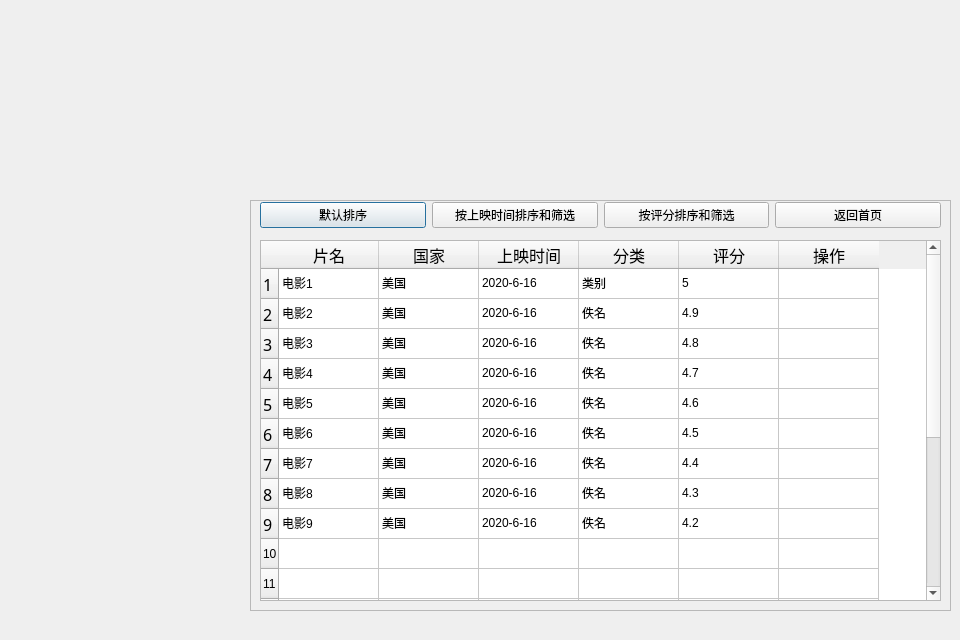
This is GUI/SearchResultPartUI.ui in ljcleo/DBProj as Qt 5 draws it before an edit. The edited form follows.
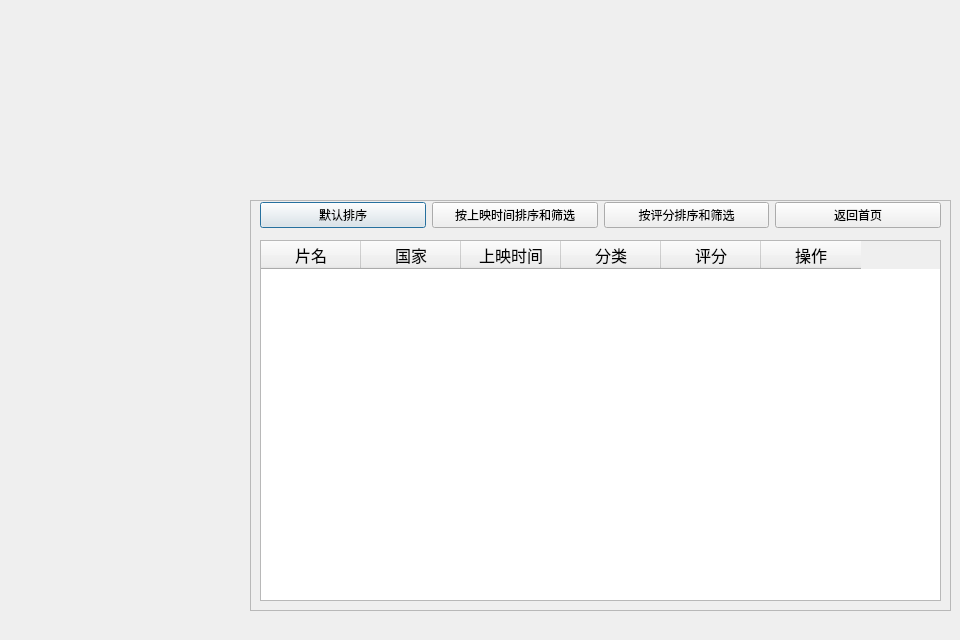
This is the edited form.

Patch:
```diff
--- a/GUI/SearchResultPartUI.ui
+++ b/GUI/SearchResultPartUI.ui
@@ -37,135 +37,19 @@
       <height>361</height>
      </rect>
     </property>
-    <property name="rowCount">
-     <number>20</number>
-    </property>
     <property name="columnCount">
      <number>6</number>
     </property>
     <attribute name="horizontalHeaderCascadingSectionResizes">
      <bool>true</bool>
     </attribute>
-    <attribute name="horizontalHeaderStretchLastSection">
-     <bool>false</bool>
-    </attribute>
-    <row>
-     <property name="text">
-      <string>1</string>
-     </property>
-     <property name="font">
-      <font>
-       <family>华文琥珀</family>
-       <pointsize>12</pointsize>
-      </font>
-     </property>
-    </row>
-    <row>
-     <property name="text">
-      <string>2</string>
-     </property>
-     <property name="font">
-      <font>
-       <family>华文琥珀</family>
-       <pointsize>12</pointsize>
-      </font>
-     </property>
-    </row>
-    <row>
-     <property name="text">
-      <string>3</string>
-     </property>
-     <property name="font">
-      <font>
-       <family>华文琥珀</family>
-       <pointsize>12</pointsize>
-      </font>
-     </property>
-    </row>
-    <row>
-     <property name="text">
-      <string>4</string>
-     </property>
-     <property name="font">
-      <font>
-       <family>华文琥珀</family>
-       <pointsize>12</pointsize>
-      </font>
-     </property>
-    </row>
-    <row>
-     <property name="text">
-      <string>5</string>
-     </property>
-     <property name="font">
-      <font>
-       <family>华文琥珀</family>
-       <pointsize>12</pointsize>
-      </font>
-     </property>
-    </row>
-    <row>
-     <property name="text">
-      <string>6</string>
-     </property>
-     <property name="font">
-      <font>
-       <family>华文琥珀</family>
-       <pointsize>12</pointsize>
-      </font>
-     </property>
-    </row>
-    <row>
-     <property name="text">
-      <string>7</string>
-     </property>
-     <property name="font">
-      <font>
-       <family>华文琥珀</family>
-       <pointsize>12</pointsize>
-      </font>
-     </property>
-    </row>
-    <row>
-     <property name="text">
-      <string>8</string>
-     </property>
-     <property name="font">
-      <font>
-       <family>华文琥珀</family>
-       <pointsize>12</pointsize>
-      </font>
-     </property>
-    </row>
-    <row>
-     <property name="text">
-      <string>9</string>
-     </property>
-     <property name="font">
-      <font>
-       <family>华文琥珀</family>
-       <pointsize>12</pointsize>
-      </font>
-     </property>
-    </row>
-    <row/>
-    <row/>
-    <row/>
-    <row/>
-    <row/>
-    <row/>
-    <row/>
-    <row/>
-    <row/>
-    <row/>
-    <row/>
     <column>
      <property name="text">
       <string>片名</string>
      </property>
      <property name="font">
       <font>
-       <family>宋体</family>
+       <family>等线</family>
        <pointsize>12</pointsize>
       </font>
      </property>
@@ -176,7 +60,7 @@
      </property>
      <property name="font">
       <font>
-       <family>宋体</family>
+       <family>等线</family>
        <pointsize>12</pointsize>
       </font>
      </property>
@@ -187,7 +71,7 @@
      </property>
      <property name="font">
       <font>
-       <family>宋体</family>
+       <family>等线</family>
        <pointsize>12</pointsize>
       </font>
      </property>
@@ -198,7 +82,7 @@
      </property>
      <property name="font">
       <font>
-       <family>宋体</family>
+       <family>等线</family>
        <pointsize>12</pointsize>
       </font>
      </property>
@@ -209,7 +93,7 @@
      </property>
      <property name="font">
       <font>
-       <family>宋体</family>
+       <family>等线</family>
        <pointsize>12</pointsize>
       </font>
      </property>
@@ -220,236 +104,11 @@
      </property>
      <property name="font">
       <font>
-       <family>宋体</family>
+       <family>等线</family>
        <pointsize>12</pointsize>
       </font>
      </property>
     </column>
-    <item row="0" column="0">
-     <property name="text">
-      <string>电影1</string>
-     </property>
-    </item>
-    <item row="0" column="1">
-     <property name="text">
-      <string>美国</string>
-     </property>
-    </item>
-    <item row="0" column="2">
-     <property name="text">
-      <string>2020-6-16</string>
-     </property>
-    </item>
-    <item row="0" column="3">
-     <property name="text">
-      <string>类别</string>
-     </property>
-    </item>
-    <item row="0" column="4">
-     <property name="text">
-      <string>5</string>
-     </property>
-    </item>
-    <item row="1" column="0">
-     <property name="text">
-      <string>电影2</string>
-     </property>
-    </item>
-    <item row="1" column="1">
-     <property name="text">
-      <string>美国</string>
-     </property>
-    </item>
-    <item row="1" column="2">
-     <property name="text">
-      <string>2020-6-16</string>
-     </property>
-    </item>
-    <item row="1" column="3">
-     <property name="text">
-      <string>佚名</string>
-     </property>
-    </item>
-    <item row="1" column="4">
-     <property name="text">
-      <string>4.9</string>
-     </property>
-    </item>
-    <item row="2" column="0">
-     <property name="text">
-      <string>电影3</string>
-     </property>
-    </item>
-    <item row="2" column="1">
-     <property name="text">
-      <string>美国</string>
-     </property>
-    </item>
-    <item row="2" column="2">
-     <property name="text">
-      <string>2020-6-16</string>
-     </property>
-    </item>
-    <item row="2" column="3">
-     <property name="text">
-      <string>佚名</string>
-     </property>
-    </item>
-    <item row="2" column="4">
-     <property name="text">
-      <string>4.8</string>
-     </property>
-    </item>
-    <item row="3" column="0">
-     <property name="text">
-      <string>电影4</string>
-     </property>
-    </item>
-    <item row="3" column="1">
-     <property name="text">
-      <string>美国</string>
-     </property>
-    </item>
-    <item row="3" column="2">
-     <property name="text">
-      <string>2020-6-16</string>
-     </property>
-    </item>
-    <item row="3" column="3">
-     <property name="text">
-      <string>佚名</string>
-     </property>
-    </item>
-    <item row="3" column="4">
-     <property name="text">
-      <string>4.7</string>
-     </property>
-    </item>
-    <item row="4" column="0">
-     <property name="text">
-      <string>电影5</string>
-     </property>
-    </item>
-    <item row="4" column="1">
-     <property name="text">
-      <string>美国</string>
-     </property>
-    </item>
-    <item row="4" column="2">
-     <property name="text">
-      <string>2020-6-16</string>
-     </property>
-    </item>
-    <item row="4" column="3">
-     <property name="text">
-      <string>佚名</string>
-     </property>
-    </item>
-    <item row="4" column="4">
-     <property name="text">
-      <string>4.6</string>
-     </property>
-    </item>
-    <item row="5" column="0">
-     <property name="text">
-      <string>电影6</string>
-     </property>
-    </item>
-    <item row="5" column="1">
-     <property name="text">
-      <string>美国</string>
-     </property>
-    </item>
-    <item row="5" column="2">
-     <property name="text">
-      <string>2020-6-16</string>
-     </property>
-    </item>
-    <item row="5" column="3">
-     <property name="text">
-      <string>佚名</string>
-     </property>
-    </item>
-    <item row="5" column="4">
-     <property name="text">
-      <string>4.5</string>
-     </property>
-    </item>
-    <item row="6" column="0">
-     <property name="text">
-      <string>电影7</string>
-     </property>
-    </item>
-    <item row="6" column="1">
-     <property name="text">
-      <string>美国</string>
-     </property>
-    </item>
-    <item row="6" column="2">
-     <property name="text">
-      <string>2020-6-16</string>
-     </property>
-    </item>
-    <item row="6" column="3">
-     <property name="text">
-      <string>佚名</string>
-     </property>
-    </item>
-    <item row="6" column="4">
-     <property name="text">
-      <string>4.4</string>
-     </property>
-    </item>
-    <item row="7" column="0">
-     <property name="text">
-      <string>电影8</string>
-     </property>
-    </item>
-    <item row="7" column="1">
-     <property name="text">
-      <string>美国</string>
-     </property>
-    </item>
-    <item row="7" column="2">
-     <property name="text">
-      <string>2020-6-16</string>
-     </property>
-    </item>
-    <item row="7" column="3">
-     <property name="text">
-      <string>佚名</string>
-     </property>
-    </item>
-    <item row="7" column="4">
-     <property name="text">
-      <string>4.3</string>
-     </property>
-    </item>
-    <item row="8" column="0">
-     <property name="text">
-      <string>电影9</string>
-     </property>
-    </item>
-    <item row="8" column="1">
-     <property name="text">
-      <string>美国</string>
-     </property>
-    </item>
-    <item row="8" column="2">
-     <property name="text">
-      <string>2020-6-16</string>
-     </property>
-    </item>
-    <item row="8" column="3">
-     <property name="text">
-      <string>佚名</string>
-     </property>
-    </item>
-    <item row="8" column="4">
-     <property name="text">
-      <string>4.2</string>
-     </property>
-    </item>
    </widget>
    <widget class="QWidget" name="horizontalLayoutWidget">
     <property name="geometry">
```
